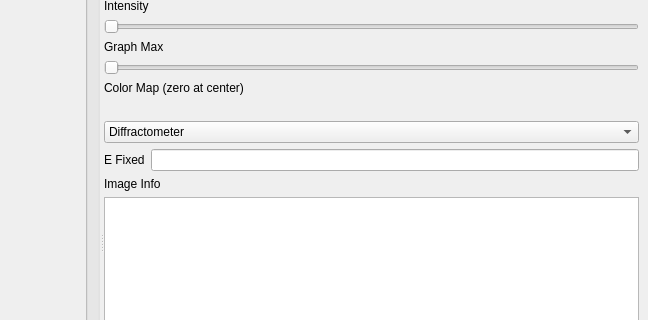
Old version of the form Code/Mantid/MantidQt/ImageViewer/inc/MantidQtImageViewer/ImageView.ui in the repository mantidproject/mantid; both pictures show x 603 to 1251 and y 113 to 433 of the 1251 by 712 pixel window.
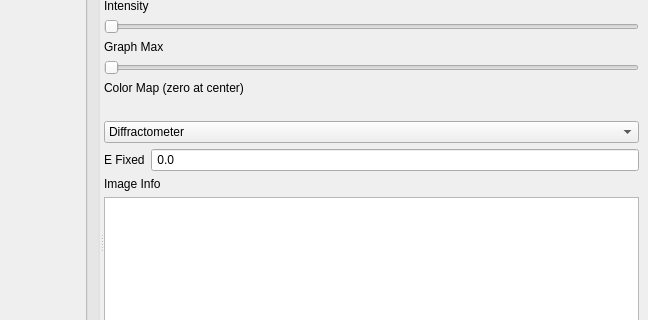
New version of the form. Custom widgets are drawn as their Qt base class.

Commit message:
RE 5748  Finished added emode & efixed to ImageView
ImageViewer now attempts to get Efixed from the workspace
for direct and indirect spectrometers, if the user has
not specified it and the energy mode.
refs #5748

What changed in the file:
```diff
--- a/Code/Mantid/MantidQt/ImageViewer/inc/MantidQtImageViewer/ImageView.ui
+++ b/Code/Mantid/MantidQt/ImageViewer/inc/MantidQtImageViewer/ImageView.ui
@@ -190,7 +190,11 @@
            </widget>
           </item>
           <item row="0" column="1">
-           <widget class="QLineEdit" name="efixed_control"/>
+           <widget class="QLineEdit" name="efixed_control">
+            <property name="text">
+             <string> 0.0</string>
+            </property>
+           </widget>
           </item>
          </layout>
         </item>
```
The commit also changes 2 other files.
